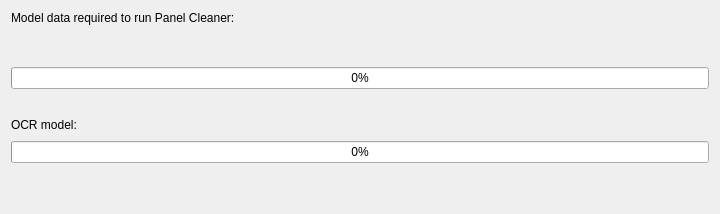
Old version of the form ui_files/ModelDownloader.ui in the repository VoxelCubes/PanelCleaner.
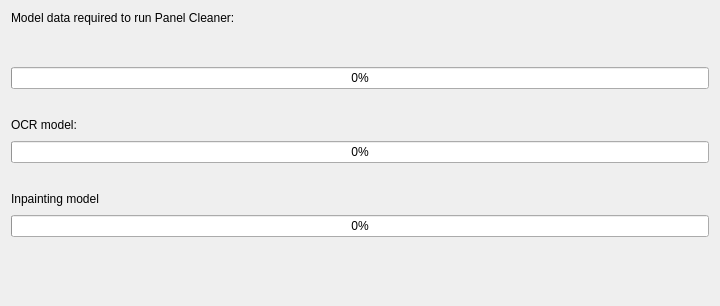
New version of the form.

Commit message: Get gui to download inpainting

Patch:
```diff
--- a/ui_files/ModelDownloader.ui
+++ b/ui_files/ModelDownloader.ui
@@ -7,7 +7,7 @@
     <x>0</x>
     <y>0</y>
     <width>720</width>
-    <height>214</height>
+    <height>306</height>
    </rect>
   </property>
   <property name="windowTitle">
@@ -159,6 +159,70 @@
      </property>
     </widget>
    </item>
+   <item>
+    <spacer name="verticalSpacer_4">
+     <property name="orientation">
+      <enum>Qt::Vertical</enum>
+     </property>
+     <property name="sizeType">
+      <enum>QSizePolicy::Fixed</enum>
+     </property>
+     <property name="sizeHint" stdset="0">
+      <size>
+       <width>20</width>
+       <height>20</height>
+      </size>
+     </property>
+    </spacer>
+   </item>
+   <item>
+    <layout class="QHBoxLayout" name="horizontalLayout_3">
+     <property name="spacing">
+      <number>12</number>
+     </property>
+     <item>
+      <widget class="QLabel" name="label_3">
+       <property name="text">
+        <string>Inpainting model</string>
+       </property>
+      </widget>
+     </item>
+     <item>
+      <spacer name="horizontalSpacer_3">
+       <property name="orientation">
+        <enum>Qt::Horizontal</enum>
+       </property>
+       <property name="sizeHint" stdset="0">
+        <size>
+         <width>40</width>
+         <height>20</height>
+        </size>
+       </property>
+      </spacer>
+     </item>
+     <item>
+      <widget class="QLabel" name="label_inpaint_speed">
+       <property name="text">
+        <string notr="true">&lt;download speed&gt;</string>
+       </property>
+      </widget>
+     </item>
+     <item>
+      <widget class="QLabel" name="label_inpaint_size">
+       <property name="text">
+        <string notr="true">&lt;download size/total&gt;</string>
+       </property>
+      </widget>
+     </item>
+    </layout>
+   </item>
+   <item>
+    <widget class="QProgressBar" name="progressBar_inpaint">
+     <property name="value">
+      <number>0</number>
+     </property>
+    </widget>
+   </item>
    <item>
     <spacer name="verticalSpacer_3">
      <property name="orientation">
```
The commit also changes 8 other files.
